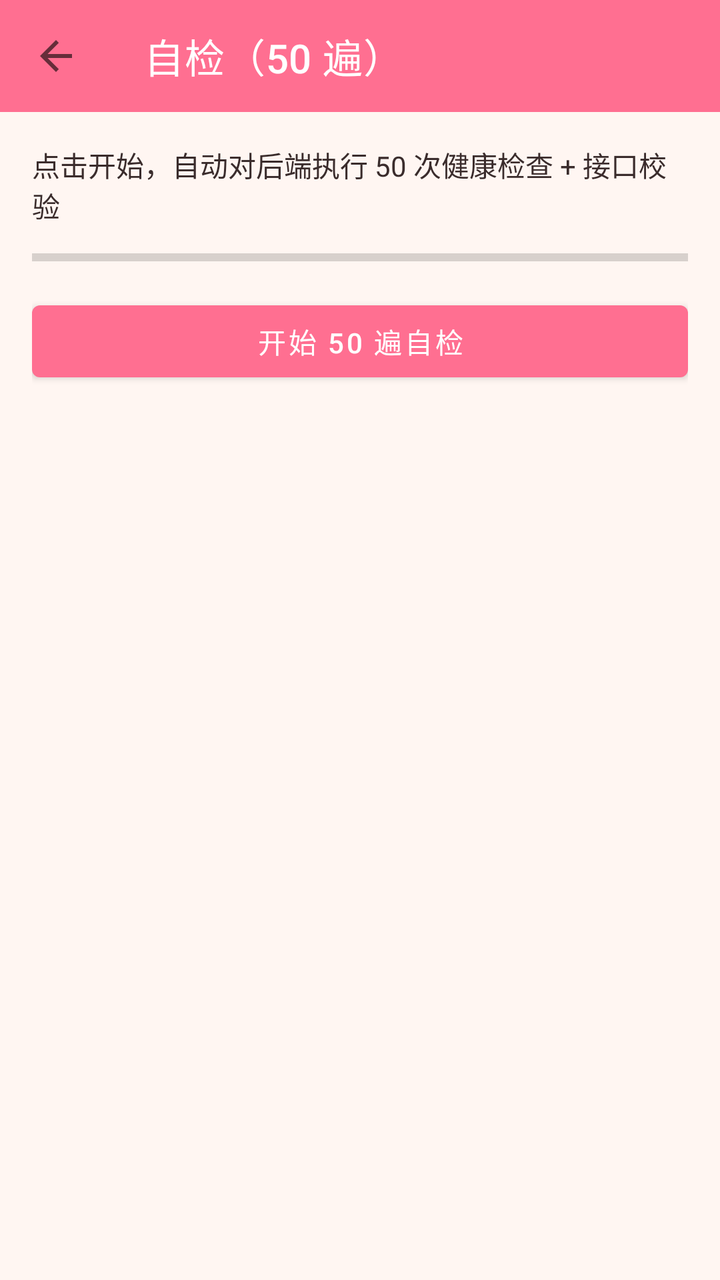
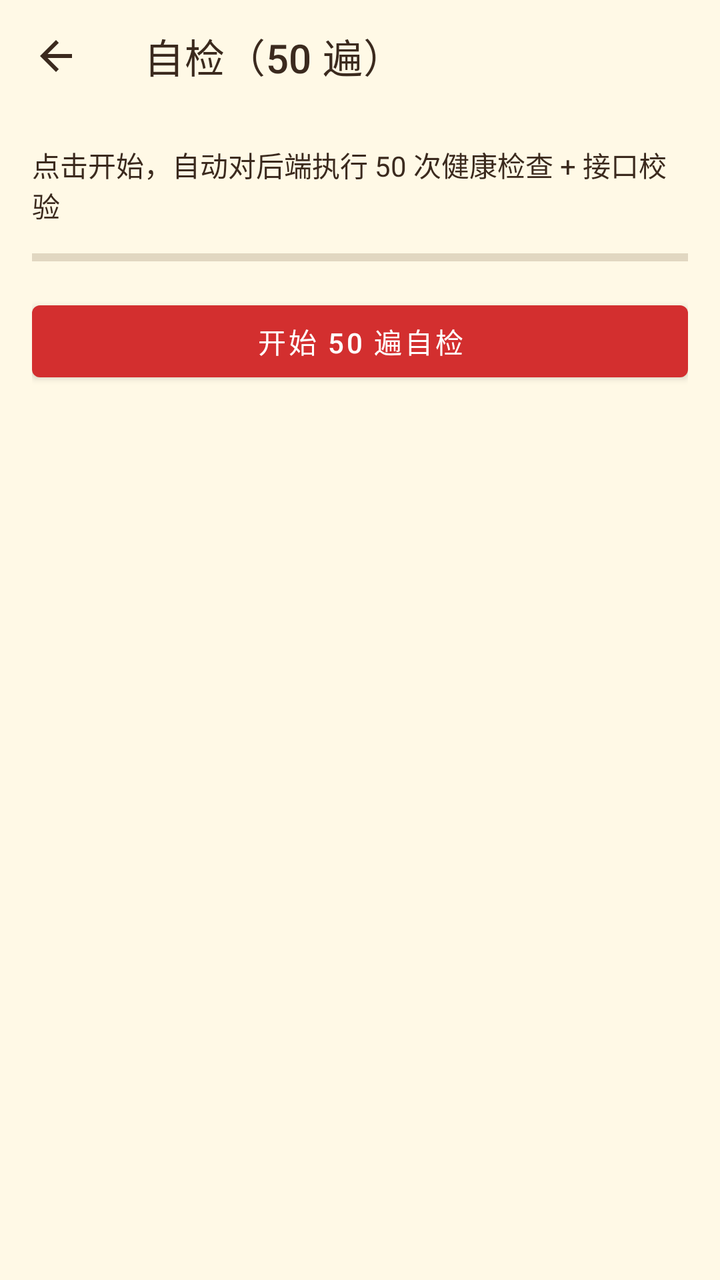

Compare the two renders of this Android layout. The source of the first and the diff that turns it into the second are given below.
<!-- AndroidManifest.xml: application theme Theme.ShineApp -->
<!-- res/layout/activity_diagnostics.xml -->
<?xml version="1.0" encoding="utf-8"?>
<LinearLayout xmlns:android="http://schemas.android.com/apk/res/android"
    xmlns:app="http://schemas.android.com/apk/res-auto"
    android:orientation="vertical" android:layout_width="match_parent" android:layout_height="match_parent"
    android:background="@color/shine_bg">

    <com.google.android.material.appbar.MaterialToolbar
        android:id="@+id/top_app_bar" android:layout_width="match_parent" android:layout_height="?attr/actionBarSize"
        android:background="@color/shine_pink" app:titleTextColor="@android:color/white" app:title="自检（50 遍）"
        app:navigationIcon="?attr/homeAsUpIndicator"/>

    <LinearLayout android:layout_width="match_parent" android:layout_height="wrap_content"
        android:orientation="vertical" android:padding="16dp">

        <TextView android:id="@+id/tv_summary" android:layout_width="match_parent" android:layout_height="wrap_content"
            android:text="点击开始，自动对后端执行 50 次健康检查 + 接口校验" android:textColor="@color/shine_text"/>

        <ProgressBar android:id="@+id/progress_bar" style="@style/Widget.AppCompat.ProgressBar.Horizontal"
            android:layout_width="match_parent" android:layout_height="wrap_content" android:layout_marginTop="8dp" android:max="100"/>

        <Button android:id="@+id/btn_run" android:layout_width="match_parent" android:layout_height="wrap_content"
            android:text="开始 50 遍自检" android:layout_marginTop="10dp"/>

        <ScrollView android:layout_width="match_parent" android:layout_height="0dp" android:layout_weight="1" android:layout_marginTop="10dp">
            <TextView android:id="@+id/tv_log" android:layout_width="match_parent" android:layout_height="wrap_content"
                android:textColor="@color/shine_text" android:textSize="12sp" android:typeface="monospace"/>
        </ScrollView>
    </LinearLayout>
</LinearLayout>
<!-- resources referenced by this layout -->
<resources>
  <color name="shine_bg">#FFF6F2</color>
  <color name="shine_pink">#FF6F91</color>
  <color name="shine_text">#3A2C2C</color>
  <style name="Theme.ShineApp" parent="Theme.MaterialComponents.DayNight.NoActionBar">
          <item name="colorPrimary">@color/shine_pink</item>
          <item name="colorPrimaryVariant">@color/shine_pink_dark</item>
          <item name="colorOnPrimary">@android:color/white</item>
          <item name="colorSecondary">@color/shine_mint</item>
          <item name="android:colorBackground">@color/shine_bg</item>
          <item name="android:statusBarColor">@color/shine_pink</item>
          <item name="android:navigationBarColor">@color/shine_pink</item>
      </style>
  <color name="shine_pink_dark">#E25C7E</color>
  <color name="shine_mint">#9ED9C4</color>
</resources>

<!-- the commit's change to res/layout/activity_diagnostics.xml (unified diff, before → after) -->
@@ -6,8 +6,9 @@
 
     <com.google.android.material.appbar.MaterialToolbar
         android:id="@+id/top_app_bar" android:layout_width="match_parent" android:layout_height="?attr/actionBarSize"
-        android:background="@color/shine_pink" app:titleTextColor="@android:color/white" app:title="自检（50 遍）"
-        app:navigationIcon="?attr/homeAsUpIndicator"/>
+        android:background="@color/shine_bg" app:titleTextColor="@color/shine_text" app:title="自检（50 遍）"
+        app:navigationIcon="?attr/homeAsUpIndicator"
+        app:navigationIconTint="@color/shine_text" />
 
     <LinearLayout android:layout_width="match_parent" android:layout_height="wrap_content"
         android:orientation="vertical" android:padding="16dp">
<!-- resource entries referenced after the edit -->
@@ -1,18 +1,30 @@
 <!-- resources referenced by this layout -->
 <resources>
-  <color name="shine_bg">#FFF6F2</color>
-  <color name="shine_pink">#FF6F91</color>
-  <color name="shine_text">#3A2C2C</color>
+  <color name="shine_bg">#FFFFF9E6</color>
+  <color name="shine_pink">#FFD32F2F</color>
+  <color name="shine_text">#FF3B2A1E</color>
   <style name="Theme.ShineApp" parent="Theme.MaterialComponents.DayNight.NoActionBar">
           <item name="colorPrimary">@color/shine_pink</item>
           <item name="colorPrimaryVariant">@color/shine_pink_dark</item>
-          <item name="colorOnPrimary">@android:color/white</item>
+          <item name="colorOnPrimary">@color/shine_on_red</item>
           <item name="colorSecondary">@color/shine_mint</item>
+          <item name="colorSecondaryVariant">@color/shine_mint_dark</item>
+          <item name="colorSurface">@color/shine_surface</item>
           <item name="android:colorBackground">@color/shine_bg</item>
-          <item name="android:statusBarColor">@color/shine_pink</item>
-          <item name="android:navigationBarColor">@color/shine_pink</item>
+          <item name="android:textColorPrimary">@color/shine_text</item>
+          <item name="android:textColorSecondary">@color/shine_sub</item>
+          
+          <item name="android:statusBarColor">@color/shine_bg</item>
+          <item name="android:navigationBarColor">@color/shine_surface</item>
+          <item name="android:windowLightStatusBar">true</item>
+          <item name="android:windowLightNavigationBar" tools:targetApi="27">true</item>
+          <item name="android:windowBackground">@color/shine_bg</item>
       </style>
-  <color name="shine_pink_dark">#E25C7E</color>
-  <color name="shine_mint">#9ED9C4</color>
+  <color name="shine_pink_dark">#FFB71C1C</color>
+  <color name="shine_on_red">#FFFFFFFF</color>
+  <color name="shine_mint">#FFFFD54F</color>
+  <color name="shine_mint_dark">#FFB26A00</color>
+  <color name="shine_surface">#FFFFFFFF</color>
+  <color name="shine_sub">#FF8B7355</color>
 </resources>
 
